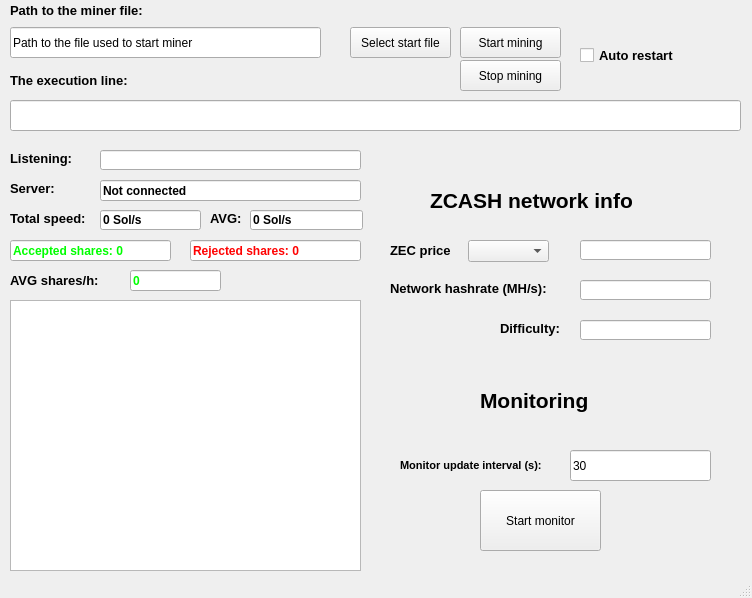
Qt form GUI.ui (K4P11/GUI-for-EWBF) before a commit.
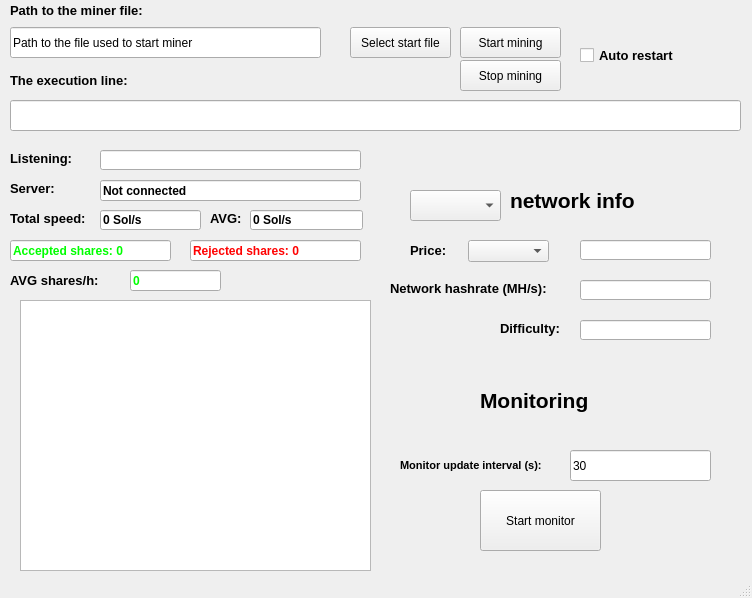
The same form after that commit.

```diff
--- a/GUI.ui
+++ b/GUI.ui
@@ -30,7 +30,7 @@
    <widget class="QListWidget" name="GPUs">
     <property name="geometry">
      <rect>
-      <x>10</x>
+      <x>20</x>
       <y>300</y>
       <width>351</width>
       <height>271</height>
@@ -386,9 +386,9 @@
    <widget class="QLabel" name="label_7">
     <property name="geometry">
      <rect>
-      <x>430</x>
+      <x>510</x>
       <y>180</y>
-      <width>221</width>
+      <width>141</width>
       <height>41</height>
      </rect>
     </property>
@@ -400,15 +400,15 @@
      </font>
     </property>
     <property name="text">
-     <string>ZCASH network info</string>
+     <string>network info</string>
     </property>
    </widget>
    <widget class="QLabel" name="label_8">
     <property name="geometry">
      <rect>
-      <x>390</x>
+      <x>410</x>
       <y>240</y>
-      <width>61</width>
+      <width>41</width>
       <height>20</height>
      </rect>
     </property>
@@ -420,7 +420,7 @@
      </font>
     </property>
     <property name="text">
-     <string>ZEC price:</string>
+     <string>Price:</string>
     </property>
    </widget>
    <widget class="QLabel" name="label_9">
@@ -574,6 +574,23 @@
      <string>AVG shares/h:</string>
     </property>
    </widget>
+   <widget class="QComboBox" name="NWORKS">
+    <property name="geometry">
+     <rect>
+      <x>410</x>
+      <y>190</y>
+      <width>91</width>
+      <height>31</height>
+     </rect>
+    </property>
+    <property name="font">
+     <font>
+      <pointsize>16</pointsize>
+      <weight>75</weight>
+      <bold>true</bold>
+     </font>
+    </property>
+   </widget>
   </widget>
   <widget class="QStatusBar" name="statusbar"/>
  </widget>
```
